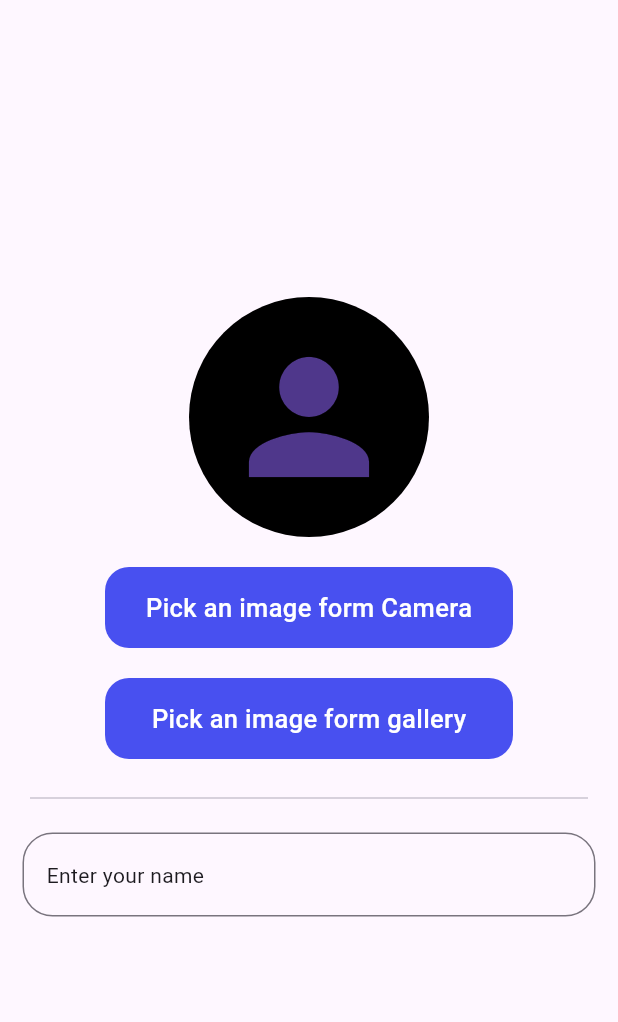
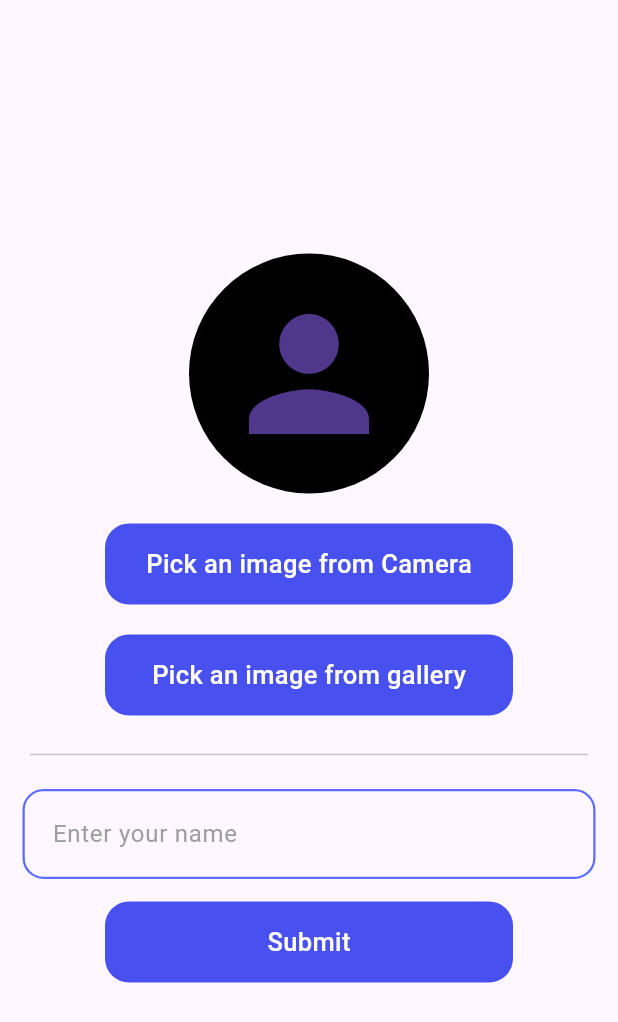
Before and after one commit to Anas3Ezz/taskati, a Flutter app: the screen it shows after launch, on a phone screen of 412 x 824 dp. Shown: the top 1022 px of the screen. Run offline on Flutter 3.47's test engine with Material 3 defaults, Android fonts, the phone set to English and light mode, and no system bars; our stand-ins replace image_picker, lottie.

Commit message:
finish the TextFormField Logic & Ui

```diff
--- a/lib/screens/auth_screen.dart
+++ b/lib/screens/auth_screen.dart
@@ -12,6 +12,8 @@ class AuthScreen extends StatefulWidget {
 }
 
 class _AuthScreenState extends State<AuthScreen> {
+  final TextEditingController nameController = TextEditingController();
+  final _formKey = GlobalKey<FormState>();
   final ImagePicker picker = ImagePicker();
   XFile? photo;
   void pickPhotoFromCamera() async {
@@ -22,6 +24,12 @@ class _AuthScreenState extends State<AuthScreen> {
   void pickPhotoFromGallery() async {
     photo = await picker.pickImage(source: ImageSource.gallery);
     setState(() {});
+  }
+
+  @override
+  void dispose() {
+    nameController.dispose();
+    super.dispose();
   }
 
   @override
@@ -46,32 +54,87 @@ class _AuthScreenState extends State<AuthScreen> {
             ),
             const SizedBox(height: 20),
             CustomButton(
-              text: 'Pick an image form Camera',
+              text: 'Pick an image from Camera',
               onTap: () {
                 pickPhotoFromCamera();
               },
             ),
             const SizedBox(height: 20),
             CustomButton(
-              text: 'Pick an image form gallery',
+              text: 'Pick an image from gallery',
               onTap: () {
                 pickPhotoFromGallery();
               },
             ),
             const SizedBox(height: 18),
             const Divider(indent: 20, endIndent: 20),
-            Padding(
-              padding: const EdgeInsets.all(15.0),
-              child: TextFormField(
-                enabled: true,
-
-                decoration: InputDecoration(
-                  hint: const Text('Enter your name'),
-                  border: OutlineInputBorder(
-                    borderRadius: BorderRadius.circular(20),
+            Form(
+              key: _formKey,
+              child: Padding(
+                padding: const EdgeInsets.all(15.0),
+                child: TextFormField(
+                  controller: nameController,
+                  keyboardType: TextInputType.name,
+                  textInputAction: TextInputAction.next,
+                  style: const TextStyle(fontSize: 16, color: Colors.black),
+                  decoration: InputDecoration(
+                    hintText: 'Enter your name',
+                    hintStyle: TextStyle(
+                      color: Colors.grey.shade500,
+                      fontSize: 16,
+                    ),
+                    contentPadding: const EdgeInsets.symmetric(
+                      horizontal: 16,
+                      vertical: 18,
+                    ),
+                    enabledBorder: OutlineInputBorder(
+                      borderRadius: BorderRadius.circular(14),
+                      borderSide: const BorderSide(
+                        color: Color(0xFF5B6CFF), // blue border
+                        width: 1.5,
+                      ),
+                    ),
+                    focusedBorder: OutlineInputBorder(
+                      borderRadius: BorderRadius.circular(14),
+                      borderSide: const BorderSide(
+                        color: Color(0xFF5B6CFF),
+                        width: 2,
+                      ),
+                    ),
+                    errorBorder: OutlineInputBorder(
+                      borderRadius: BorderRadius.circular(14),
+                      borderSide: const BorderSide(
+                        color: Colors.red,
+                        width: 1.5,
+                      ),
+                    ),
+                    focusedErrorBorder: OutlineInputBorder(
+                      borderRadius: BorderRadius.circular(14),
+                      borderSide: const BorderSide(color: Colors.red, width: 2),
+                    ),
                   ),
+                  validator: (value) {
+                    if (value == null || value.trim().isEmpty) {
+                      return 'Name is required';
+                    }
+                    if (value.trim().length < 3) {
+                      return 'Name must be at least 3 characters';
+                    }
+                    if (!RegExp(r'^[a-zA-Z\s]+$').hasMatch(value)) {
+                      return 'Name can contain letters only';
+                    }
+                    return null; // valid
+                  },
                 ),
               ),
+            ),
+            CustomButton(
+              text: 'Submit',
+              onTap: () {
+                if (_formKey.currentState!.validate()) {
+                  print('GOOD');
+                }
+              },
             ),
           ],
         ),
```
